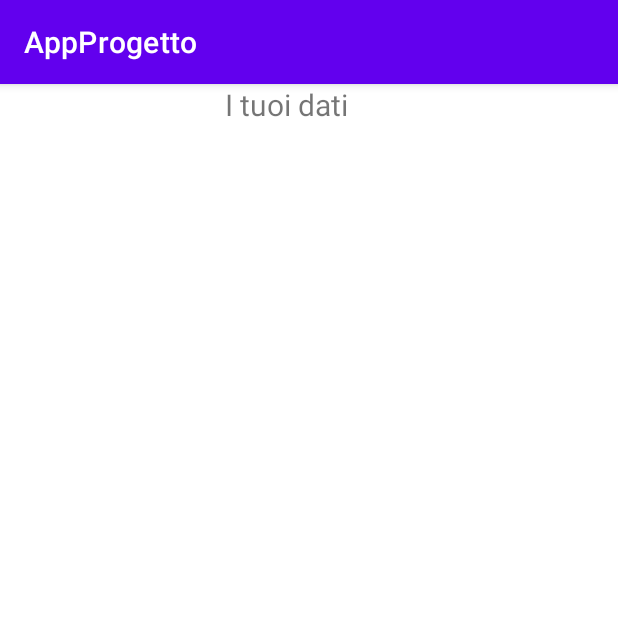
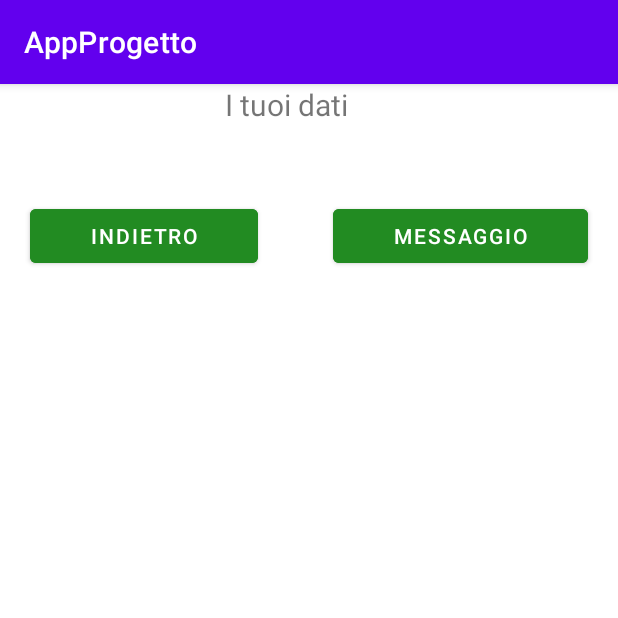
Before and after one commit to IsabellaMarini/AppProgetto2, an Android app: the ProfiloUtente screen opened directly, with no data from a screen before it, on a phone screen of 412 x 824 dp, the top half of it. Run offline under Robolectric (Android 15) with nearby library versions, the phone set to English and light mode, and no system bars; our stand-ins replace Firebase (no records; nobody signed in at launch, a user with empty details on screens opened directly).

Commit message:
aggiunto profilo utente, da completare. Siuuuuu

```diff
--- a/app/src/main/java/com/example/appprogetto/ProfiloUtente.kt
+++ b/app/src/main/java/com/example/appprogetto/ProfiloUtente.kt
@@ -1,11 +1,39 @@
 package com.example.appprogetto
 
+import android.annotation.SuppressLint
 import androidx.appcompat.app.AppCompatActivity
 import android.os.Bundle
+import androidx.recyclerview.widget.LinearLayoutManager
+import androidx.recyclerview.widget.RecyclerView
+import com.example.appprogetto.databinding.ActivityProfiloUtenteBinding
+import com.google.firebase.auth.FirebaseAuth
+import com.google.firebase.firestore.FirebaseFirestore
+import com.google.firebase.firestore.ktx.firestore
+import com.google.firebase.ktx.Firebase
 
 class ProfiloUtente : AppCompatActivity() {
+
+    private lateinit var recyclerView: RecyclerView
+    private lateinit var myAdapter: MyAdapterUtente
+    private lateinit var Utente: ArrayList<Users>
+    private lateinit var binding: ActivityProfiloUtenteBinding
+    private lateinit var user: FirebaseAuth
+    private lateinit var db: FirebaseFirestore
+
+    @SuppressLint("ResourceType", "NotifyDataSetChanged")
     override fun onCreate(savedInstanceState: Bundle?) {
         super.onCreate(savedInstanceState)
-        setContentView(R.layout.activity_profilo_utente)
+        db = Firebase.firestore
+        binding = ActivityProfiloUtenteBinding.inflate(layoutInflater)
+        setContentView(binding.root)
+        recyclerView = binding.Utente2
+        recyclerView.layoutManager = LinearLayoutManager(this)
+        recyclerView.setHasFixedSize(true)
+        Utente= arrayListOf()
+        myAdapter= MyAdapterUtente(Utente)
+        recyclerView.adapter = myAdapter
+
+        user = FirebaseAuth.getInstance()
+
     }
 }
--- a/app/src/main/res/layout/activity_profilo_utente.xml
+++ b/app/src/main/res/layout/activity_profilo_utente.xml
@@ -20,8 +20,35 @@
             android:textSize="20sp" />
 
         <androidx.recyclerview.widget.RecyclerView
+            android:id="@+id/Utente2"
             android:layout_width="match_parent"
             android:layout_height="match_parent" />
+
+        <LinearLayout
+            android:layout_width="match_parent"
+            android:layout_height="match_parent"
+            android:layout_marginTop="50dp"
+            android:orientation="horizontal">
+
+            <Button
+                android:id="@+id/indietro4"
+                android:layout_width="wrap_content"
+                android:layout_height="wrap_content"
+                android:layout_weight="1"
+                android:backgroundTint="@color/verde"
+                android:insetLeft="20dp"
+                android:text="@string/indietro4" />
+
+            <Button
+                android:id="@+id/messaggio"
+                android:layout_width="wrap_content"
+                android:layout_height="wrap_content"
+                android:layout_weight="1"
+                android:backgroundTint="@color/verde"
+                android:insetLeft="50dp"
+                android:insetRight="20dp"
+                android:text="@string/messaggio" />
+        </LinearLayout>
 
     </LinearLayout>
 
--- a/app/src/main/res/values/strings.xml
+++ b/app/src/main/res/values/strings.xml
@@ -29,4 +29,6 @@
     <string name="descrizione">Per visualizzare le notizie è necessario selezionare uno o più sport</string>
     <string name="accedianonimo">Oppure accedi in anonimo</string>
     <string name="dati">I tuoi dati</string>
+    <string name="indietro4">Indietro</string>
+    <string name="messaggio">Messaggio</string>
 </resources>
```
Also changed, not shown: app/src/main/java/com/example/appprogetto/MyAdapterUtente.kt (added, +38 -0 lines), app/src/main/res/layout/itemutente.xml (+30 -0 lines).
